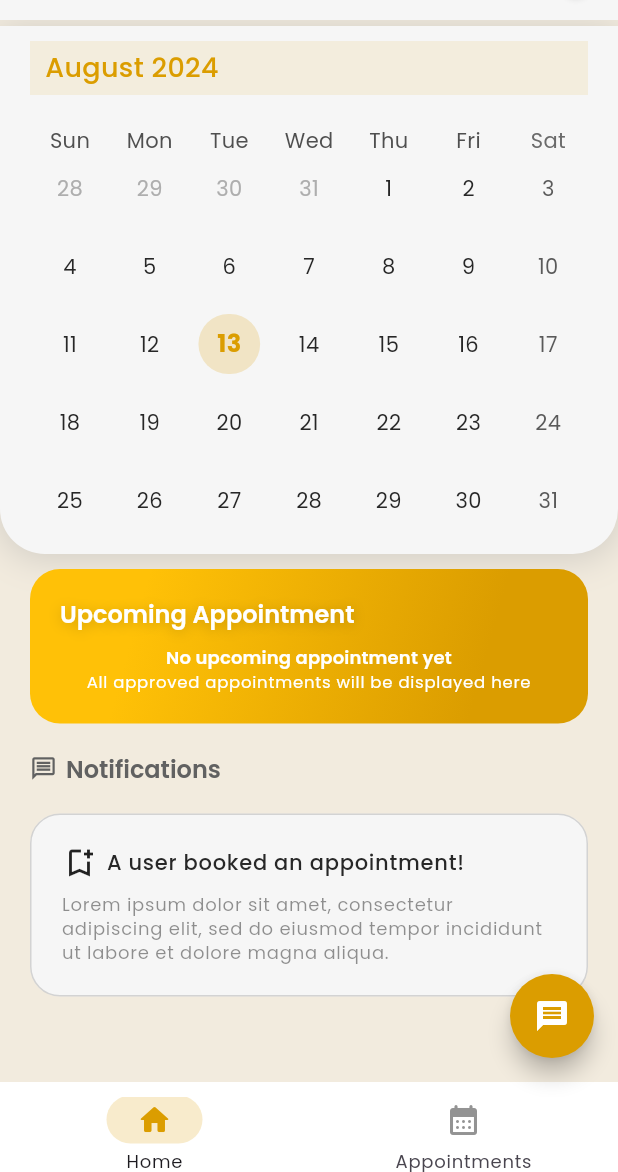
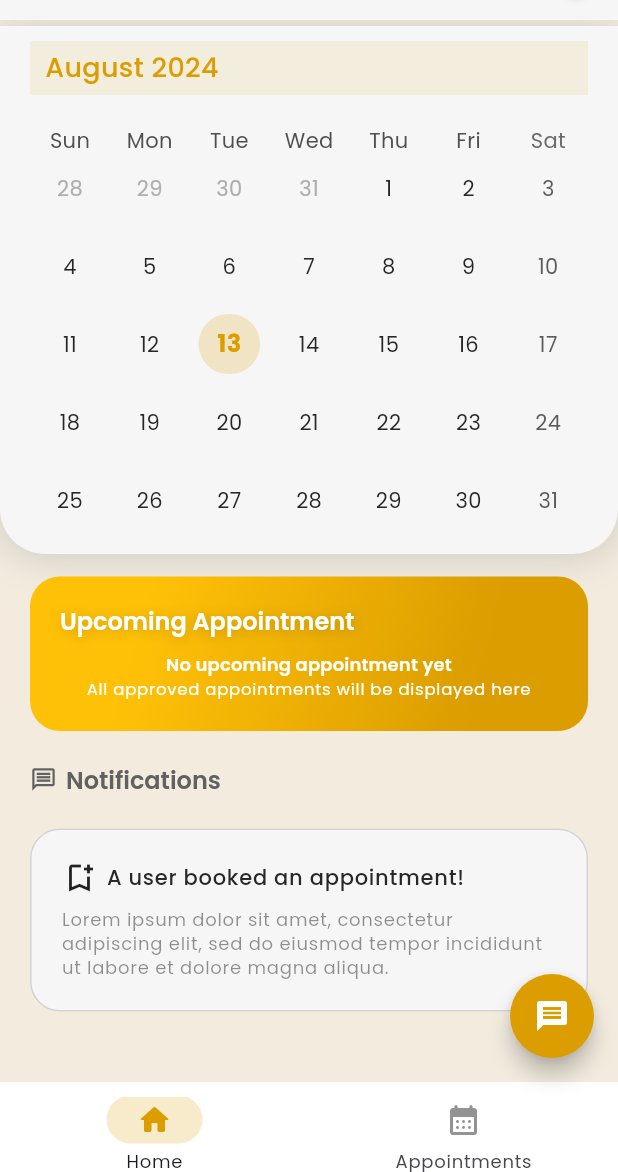
Before and after one commit to rolcodes/jbl_appointment_app, a Flutter app: the screen it shows after launch, on a phone screen of 412 x 824 dp, the part 64-1236 px from its top. Run offline on Flutter 3.47's test engine with Material 3 defaults, Android fonts, the phone set to English and light mode, and no system bars; drawn by our look-alikes of badges, table_calendar; our stand-ins replace animated_splash_screen, cloud_firestore, equatable, firebase_auth, firebase_core, flutter_rating_bar and 7 more; missing offline and left inert: carousel_slider_plus, pdfx, scrollable_clean_calendar; accounts and stored records are empty.

Commit message:
Create a separate class for Media Queries to apply responsive design
Setup the app for production release in Android [Admin Panel]

 - Ensure the app is responsive in different screen ratio of android devices
 - Make the Admin Panel Responsive
 - Apply responsive design in Admin Home Screen
 - Apply responsive design in App Drawer
 - Apply responsive design in Admin Upcoming Appointment Item
 - Apply responsive design in Admin Request Appointment Item
 - Apply responsive design in Admin Request Appointment Detail Screen
 - Apply responsive design in Admin Approved Appointment Item
 - Apply responsive design in Admin Approved Appointment Detail Screen
 - Apply responsive design in Admin Completed Appointment Item
 - Apply responsive design in Admin Completed Appointment Detail Screen
 - Apply responsive design in Admin Expired Appointment Item
 - Apply responsive design in Admin Expired Appointment Detail Screen
 - Apply responsive design in Admin Cancelled Appointment Item
 - Apply responsive design in Admin Cancelled Appointment Detail Screen

```diff
--- a/lib/new_features/new_navigation_menu.dart
+++ b/lib/new_features/new_navigation_menu.dart
@@ -25,7 +25,7 @@ class _NewNavigationMenuState extends State<NewNavigationMenu> {
   Widget build(BuildContext context) {
     return Scaffold(
       body: screenList.elementAt(currentPageIndex),
-      bottomNavigationBar: Padding(
+      bottomNavigationBar: Container(
         padding: const EdgeInsets.only(top: 10),
         child: NavigationBar(
           height: 50,
--- a/lib/new_features/screen/admin_panel/home/admin_home.dart
+++ b/lib/new_features/screen/admin_panel/home/admin_home.dart
@@ -8,6 +8,7 @@ import 'package:jbl/new_features/screen/admin_panel/home/widget/upcoming_appoint
 
 import '../../../../services/database.dart';
 import '../../../../utils/constants/colors.dart';
+import '../../../../utils/device/device_screen_ratio.dart';
 import '../../../../utils/device/device_utility.dart';
 import '../../new_home_screen/widget/chat/custom_chat_button.dart';
 import '../widget/admin_chat/admin_custom_chat_button.dart';
@@ -34,7 +35,7 @@ class _AdminPanelHomeState extends State<AdminPanelHome> {
 
   Stream? upcomingAppointmentStream;
 
-  late bool _isLoading;
+  // late bool _isLoading;
 
   late DateTime _focusedDay;
   late DateTime _firstDay;
@@ -48,12 +49,12 @@ class _AdminPanelHomeState extends State<AdminPanelHome> {
 
   @override
   void initState() {
-    _isLoading = true;
-    Future.delayed(const Duration(milliseconds: 500), () {
-      setState(() {
-        _isLoading = false;
-      });
-    });
+    // _isLoading = true;
+    // Future.delayed(const Duration(milliseconds: 500), () {
+    //   setState(() {
+    //     _isLoading = false;
+    //   });
+    // });
     _focusedDay = DateTime.now();
     _firstDay = DateTime.now().subtract(const Duration(days: 100));
     _lastDay = DateTime.now().add(const Duration(days: 1000));
@@ -64,7 +65,8 @@ class _AdminPanelHomeState extends State<AdminPanelHome> {
 
   @override
   Widget build(BuildContext context) {
-    final isMobileSmall = TDeviceUtils.getScreenWidth(context) <= 393;
+    final isMobileSmall = CustomScreen.isMobileSmall(context);
+    final isMobileMedium = CustomScreen.isMobileMedium(context);
 
     return Scaffold(
       backgroundColor: TColors.secondary,
@@ -82,26 +84,21 @@ class _AdminPanelHomeState extends State<AdminPanelHome> {
         ),
       ),
       drawer: const AdminCustomDrawer(),
-      body: _isLoading
-          ? const Center(
-              child: CircularProgressIndicator(
-                valueColor: AlwaysStoppedAnimation<Color>(TColors.primary),
-              ),
-            )
-          : SingleChildScrollView(
+      body: SingleChildScrollView(
         child: SizedBox(
           width: MediaQuery.of(context).size.width,
           height: isMobileSmall
-                    ? MediaQuery.of(context).size.height / 1.2
-                    : MediaQuery.of(context).size.height / 1.3,
+              ? TDeviceUtils.getScreenHeight() / 1.2
+              : isMobileMedium
+                  ? TDeviceUtils.getScreenHeight() / 1.21
+                      : TDeviceUtils.getScreenHeight() / 1.3,
           child: Column(
             mainAxisAlignment: MainAxisAlignment.spaceBetween,
             children: [
               /// -- Calendar
               Container(
                 margin: EdgeInsets.only(top: 4),
-                      padding:
-                          EdgeInsets.symmetric(horizontal: 20, vertical: 10),
+                padding: EdgeInsets.symmetric(horizontal: 20, vertical: 10),
                 decoration: BoxDecoration(
                     color: TColors.light,
                     borderRadius: const BorderRadius.only(
@@ -128,7 +125,9 @@ class _AdminPanelHomeState extends State<AdminPanelHome> {
               StreamBuilder(
                 stream: upcomingAppointmentStream,
                 builder: (context, AsyncSnapshot snapshot) {
-                        if (snapshot.data == null ||
+                  if (snapshot.connectionState == ConnectionState.waiting) {
+                    return const Center(child: CircularProgressIndicator());
+                  } else if (snapshot.data == null ||
                       snapshot.data.docs.length == 0) {
                     /// If no data in snapshots display nothing
                     return const NoUpcomingAppointment();
@@ -141,17 +140,14 @@ class _AdminPanelHomeState extends State<AdminPanelHome> {
                                 horizontal: 20, vertical: 8),
                             child: ListView.builder(
                               itemCount: 1,
-                                    physics:
-                                        const NeverScrollableScrollPhysics(),
-                                    itemBuilder:
-                                        (BuildContext context, int index) {
-                                      DocumentSnapshot ds =
-                                          snapshot.data.docs[index];
+                              physics: const NeverScrollableScrollPhysics(),
+                              itemBuilder: (BuildContext context, int index) {
+                                DocumentSnapshot ds = snapshot.data.docs[index];
                                 return AdminUpcomingAppointmentItem(
                                   ds: ds,
                                   onSelectedAUpcomingAppointment: () {
-                                          _selectedUpcomingAppointment(context,
-                                              snapshot.data.docs[index]);
+                                    _selectedUpcomingAppointment(
+                                        context, snapshot.data.docs[index]);
                                   },
                                 );
                               },
@@ -186,8 +182,7 @@ class _AdminPanelHomeState extends State<AdminPanelHome> {
                 decoration: BoxDecoration(
                     color: TColors.light,
                     borderRadius: BorderRadius.circular(20),
-                          border:
-                              Border.all(color: Colors.grey.withOpacity(0.4))),
+                    border: Border.all(color: Colors.grey.withOpacity(0.4))),
                 margin: EdgeInsets.all(20),
                 padding: EdgeInsets.all(20),
                 child: Column(
--- /dev/null
+++ b/lib/utils/device/device_screen_ratio.dart
@@ -0,0 +1,19 @@
+import 'package:flutter/cupertino.dart';
+
+import 'device_utility.dart';
+
+/// -- Class for responsive design
+class CustomScreen {
+  static bool isMobileSmall(BuildContext context) {
+    return TDeviceUtils.getScreenWidth(context) <= 400;
+  }
+
+  static bool isMobileMedium(BuildContext context) {
+    return TDeviceUtils.getScreenWidth(context) <= 420 &&
+        TDeviceUtils.getScreenWidth(context) >= 400;
+  }
+
+  static bool isMobileLarge(BuildContext context) {
+    return TDeviceUtils.getScreenWidth(context) >= 420;
+  }
+}
```
Also changed, not shown: lib/new_features/screen/admin_panel/appointment/admin_appointment_tabs.dart (+1 -18 lines), lib/new_features/screen/admin_panel/appointment/tabs/approved_tab/admin_approved_appointment_detail.dart (+6 -4 lines), lib/new_features/screen/admin_panel/appointment/tabs/approved_tab/admin_approved_appointment_item.dart (+34 -11 lines), lib/new_features/screen/admin_panel/appointment/tabs/cancelled_tab/admin_cancelled_appointment_item.dart (+8 -2 lines), lib/new_features/screen/admin_panel/appointment/tabs/completed_tabs/admin_completed_appointment_item.dart (+8 -2 lines), lib/new_features/screen/admin_panel/appointment/tabs/expired_tabs/admin_expired_appointment_item.dart (+8 -2 lines), lib/new_features/screen/admin_panel/appointment/tabs/request_tab/admin_request_appointment_item.dart (+28 -8 lines), lib/new_features/screen/admin_panel/appointment/tabs/request_tab/admin_request_tab.dart (+4 -5 lines), lib/new_features/screen/admin_panel/home/widget/upcoming_appointment/admin_upcoming_appointment_detail.dart (+16 -0 lines), lib/new_features/screen/admin_panel/home/widget/upcoming_appointment/admin_upcoming_appointment_item.dart (+6 -3 lines). Lines whose indentation alone changed are shown as unchanged.
